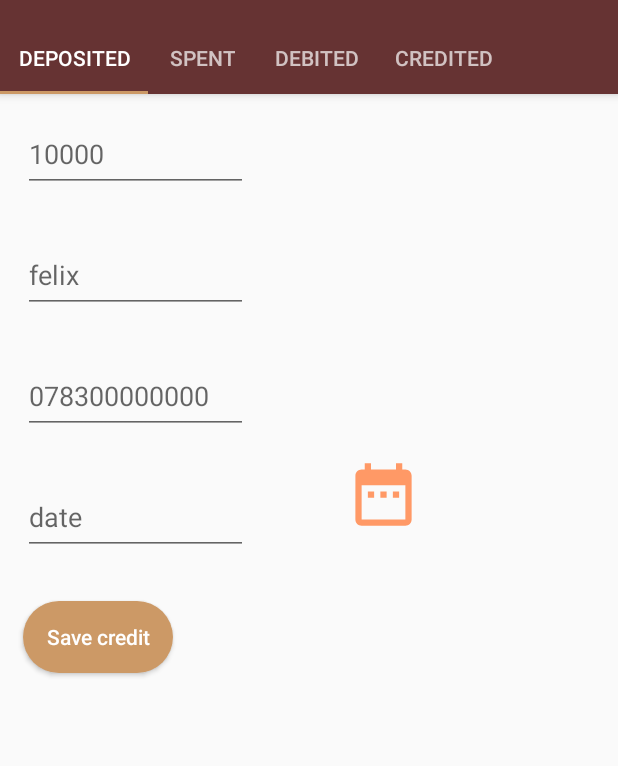
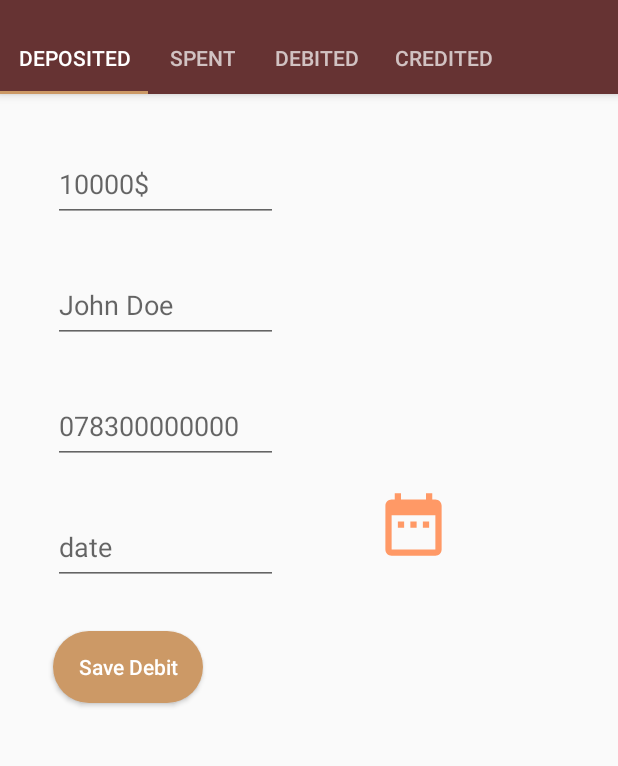
Before and after one commit to ETS-Android1/iManage, an Android app: the fragment DebitFragment placed in its activity, on a phone screen of 412 x 824 dp, the part 62-828 px from its top. Run offline under Robolectric (Android 15) with nearby library versions, the phone set to English and light mode, and no system bars; our stand-ins replace Volley; network calls fail; 1 statement that could not run was skipped.

Commit message:
add debit registration

```diff
--- a/app/src/main/java/com/example/nahimana/imanage/DebitFragment.java
+++ b/app/src/main/java/com/example/nahimana/imanage/DebitFragment.java
@@ -11,20 +11,52 @@ import android.text.format.DateFormat;
 import android.view.LayoutInflater;
 import android.view.View;
 import android.view.ViewGroup;
+import android.widget.Button;
 import android.widget.DatePicker;
 import android.widget.EditText;
 import android.widget.ImageView;
+import android.widget.Toast;
+
+import com.android.volley.AuthFailureError;
+import com.android.volley.Request;
+import com.android.volley.Response;
+import com.android.volley.VolleyError;
+import com.android.volley.toolbox.StringRequest;
+import com.example.nahimana.imanage.helpers.Constants;
+import com.example.nahimana.imanage.helpers.RequestHandler;
+import com.example.nahimana.imanage.helpers.SharedUserData;
+
+import org.json.JSONException;
+import org.json.JSONObject;
+
+import java.text.SimpleDateFormat;
 import java.util.Calendar;
+import java.util.HashMap;
+import java.util.Map;
 
 
 public class DebitFragment extends Fragment {
     ImageView calendarIcon;
-    EditText dateField;
+    EditText dateField, debiAmount,debtorPhone,debtor;
+    Button saveDebit;
 
     @Nullable
     @Override
     public View onCreateView(@NonNull LayoutInflater inflater, @Nullable ViewGroup container, @Nullable Bundle savedInstanceState) {
-       return inflater.inflate(R.layout.fragement_debit, container,false);
+       View view = inflater.inflate(R.layout.fragement_debit, container,false);
+       debiAmount = view.findViewById(R.id.debitedAmount);
+       debtorPhone = view.findViewById(R.id.debtorPhone);
+       debtor = view.findViewById(R.id.debtor);
+       saveDebit = view.findViewById(R.id.saveDebit);
+
+        saveDebit.setOnClickListener(new View.OnClickListener() {
+           @Override
+           public void onClick(View v) {
+            createDebit();
+           }
+       });
+       return  view;
+
     }
 
     @Override
@@ -34,16 +66,23 @@ public class DebitFragment extends Fragment {
         calendarIcon.setOnClickListener(new View.OnClickListener() {
             @Override
             public void onClick(View arg0) {
+                dateField.setText("");
+
                 final Calendar calendar = Calendar.getInstance();
                 int yy = calendar.get(Calendar.YEAR);
                 int mm = calendar.get(Calendar.MONTH);
                 int dd = calendar.get(Calendar.DAY_OF_MONTH);
+
                 DatePickerDialog datePicker = new DatePickerDialog(getActivity(), new DatePickerDialog.OnDateSetListener() {
                     @Override
                     public void onDateSet(DatePicker view, int year, int monthOfYear, int dayOfMonth) {
 
-                        String date = String.valueOf(dayOfMonth) + "/" + String.valueOf(monthOfYear+1)
-                                + "/" + String.valueOf(year);
+                        int hour= calendar.get(Calendar.HOUR);
+                        int min = calendar.get(Calendar.MINUTE);
+                        int sec = calendar.get(Calendar.SECOND);
+
+                         String date = year + "-" + formatDate(monthOfYear+1)
+                                + "-" + formatDate(dayOfMonth) + " "+ formatDate(hour) +":"+formatDate(min) +":"+ formatDate(sec);
                         dateField.setText(date);
                     }
                 }, yy, mm, dd);
@@ -52,4 +91,45 @@ public class DebitFragment extends Fragment {
         });
 
 }
+public void createDebit(){
+    StringRequest sr = new StringRequest(Request.Method.POST, Constants.DEBIT_URL, new Response.Listener<String>() {
+        @Override
+        public void onResponse(String response) {
+
+            try {
+                JSONObject jo = new JSONObject(response);
+                Toast.makeText(getContext(),jo.getString("message"), Toast.LENGTH_LONG).show();
+
+
+            } catch (JSONException e) {
+                e.printStackTrace();
+
+            }
+        }
+    }, new Response.ErrorListener() {
+        @Override
+        public void onErrorResponse(VolleyError error) {
+            error.printStackTrace();
+            Toast.makeText(getContext(),error.getMessage(), Toast.LENGTH_LONG).show();
+
+        }
+    }){
+        @Override
+        protected Map<String, String> getParams()  {
+            Map<String, String> params = new HashMap<>();
+            params.put("debitor",debtor.getText().toString());
+            params.put("amount",debiAmount.getText().toString());
+            params.put("phone", debtorPhone.getText().toString());
+            params.put("timeToPay",dateField.getText().toString());
+            params.put("user_id", SharedUserData.getInstance(getContext()).getUserId());
+
+            return params;
+
+        };
+    };
+    RequestHandler.getInstance(getContext()).addToRequestQueue(sr);
 }
+public  String formatDate(int number) {
+        return number <=9?"0"+number:String.valueOf(number);
+}
+ }
--- a/app/src/main/java/com/example/nahimana/imanage/ExpenseFragment.java
+++ b/app/src/main/java/com/example/nahimana/imanage/ExpenseFragment.java
@@ -32,7 +32,6 @@ public class ExpenseFragment extends Fragment implements AdapterView.OnItemSelec
 
      public EditText etxAmount, etxDescription;
      public Spinner spCategory;
-     public String  description, category, amount;
      Button btnExpense;
 
     @Nullable
--- a/app/src/main/java/com/example/nahimana/imanage/helpers/Constants.java
+++ b/app/src/main/java/com/example/nahimana/imanage/helpers/Constants.java
@@ -7,8 +7,13 @@ public class Constants {
     public static final String ROOT_URL="http://192.168.43.29/api/";
     public static final String USER_REGISTER_URL=ROOT_URL+"users";
     public static final String LOGIN_URL = ROOT_URL+"auth/user";
+
     public static final String RAISE_POCKET_URL = ROOT_URL+"Controller/ActionsHandler.php";
     public static final String EXPENSE_CREATE_URL = ROOT_URL+"expenses";
+
+    public static final String DEBIT_URL = ROOT_URL+"debits";
+
+
 
 
 
--- a/app/src/main/res/layout/fragement_debit.xml
+++ b/app/src/main/res/layout/fragement_debit.xml
@@ -2,9 +2,12 @@
 <RelativeLayout xmlns:android="http://schemas.android.com/apk/res/android"
     xmlns:app="http://schemas.android.com/apk/res-auto"
     android:layout_width="match_parent"
+    xmlns:tools="http://schemas.android.com/tools"
     android:id="@+id/relative"
     android:layout_height="match_parent"
-    android:layout_gravity="center">
+    android:layout_margin="20dp"
+    android:layout_gravity="center"
+    tools:context=".DebitFragment">
 
     <EditText
         android:id="@+id/debitedAmount"
@@ -12,36 +15,37 @@
         android:layout_height="50dp"
         android:layout_margin="15dp"
         android:inputType="number"
-        android:hint="10000" />
+        android:hint="10000$" />
     <EditText
-        android:id="@+id/debitTo"
+        android:id="@+id/debtor"
         android:layout_width="150dp"
         android:layout_height="50dp"
         android:layout_margin="15dp"
         android:inputType="textPersonName"
-        android:hint="felix"
+        android:hint="John Doe"
         android:layout_below="@+id/debitedAmount"/>
     <EditText
-        android:id="@+id/creditorPhone"
+        android:id="@+id/debtorPhone"
         android:layout_width="150dp"
         android:layout_height="50dp"
         android:layout_margin="15dp"
         android:inputType="phone"
         android:hint="078300000000"
-        android:layout_below="@+id/debitTo"/>
+        android:layout_below="@+id/debtor"/>
     <GridLayout
         android:id="@+id/grid"
         android:layout_width="match_parent"
         android:layout_height="wrap_content"
         android:rowCount="1"
         android:columnCount="2"
-        android:layout_below="@id/creditorPhone">
+        android:layout_below="@id/debtorPhone">
         <EditText
             android:layout_width="150dp"
             android:layout_height="50dp"
             android:layout_margin="15dp"
             android:hint="date"
-            android:clickable="true"
+            android:inputType="datetime"
+            android:clickable="false"
             android:id="@+id/timeToReturn"/>
         <ImageView
             android:id="@+id/CalenderIcon"
@@ -60,7 +64,7 @@
         android:background="@drawable/rounded_button"
         android:textColor="#fff"
         android:textAllCaps="false"
-        android:text="Save credit"
+        android:text="Save Debit"
         android:layout_below="@+id/grid"/>
 
 
```
